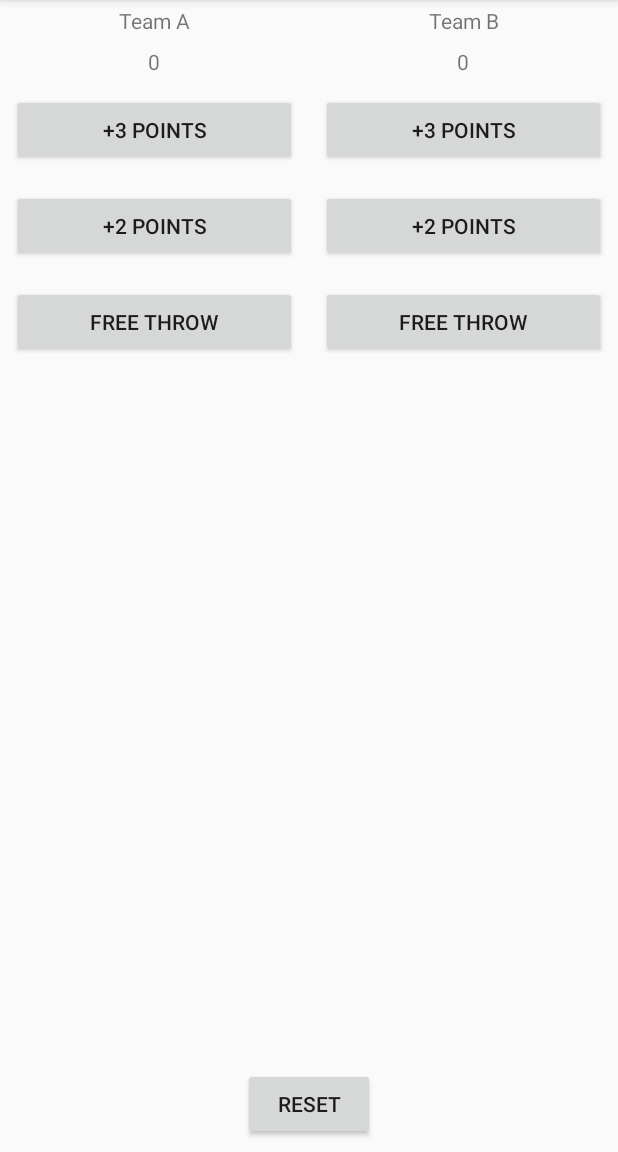
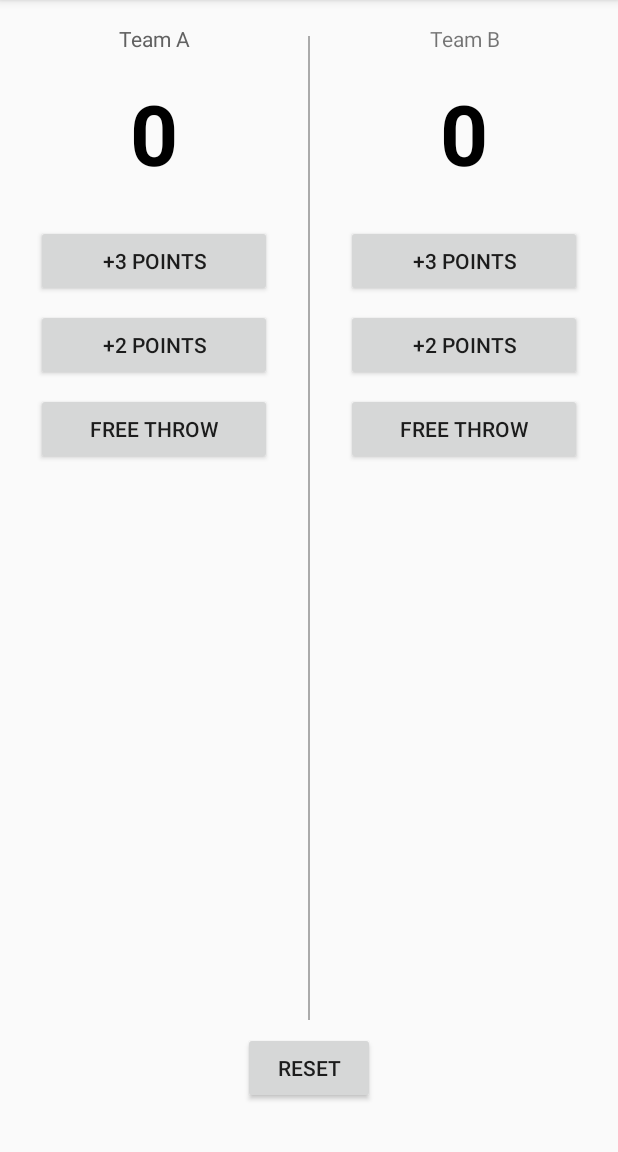
Before and after one commit to HDCS05/CourtCounter, an Android app: the screen it shows after launch (MainActivity), on a phone screen of 412 x 824 dp, the part 84-1236 px from its top. Run offline under Robolectric (Android 15) with nearby library versions, the phone set to English and light mode, and no system bars.

Commit message:
Finished styling, app is done

```diff
--- a/app/src/main/res/layout/activity_main.xml
+++ b/app/src/main/res/layout/activity_main.xml
@@ -8,7 +8,8 @@
     <LinearLayout
         android:layout_width="match_parent"
         android:layout_height="match_parent"
-        android:layout_weight="1">
+        android:layout_weight="1"
+        android:layout_marginTop="16dp">
 
         <LinearLayout
             android:layout_width="0dp"
@@ -20,40 +21,58 @@
             <TextView
                 android:layout_width="match_parent"
                 android:layout_height="wrap_content"
+                android:fontFamily="sans-serif"
                 android:gravity="center"
-                android:padding="4dp"
-                android:text="Team A" />
+                android:text="Team A"
+                android:textColor="#616161"
+                android:textSize="14sp" />
 
             <TextView
                 android:id="@+id/team_a_score"
                 android:layout_width="match_parent"
                 android:layout_height="wrap_content"
+                android:fontFamily="sans-serif"
+                android:layout_marginTop="16dp"
+                android:layout_marginBottom="24dp"
                 android:gravity="center"
-                android:padding="4dp"
-                android:text="0" />
+                android:text="0"
+                android:textColor="#000000"
+                android:textSize="56sp"
+                android:textStyle="bold" />
 
             <Button
                 android:layout_width="match_parent"
                 android:layout_height="wrap_content"
-                android:layout_margin="8dp"
+                android:layout_marginLeft="24dp"
+                android:layout_marginRight="24dp"
+                android:layout_marginBottom="8dp"
                 android:onClick="addThreeForTeamA"
                 android:text="+3 Points" />
 
             <Button
                 android:layout_width="match_parent"
                 android:layout_height="wrap_content"
-                android:layout_margin="8dp"
+                android:layout_marginLeft="24dp"
+                android:layout_marginRight="24dp"
+                android:layout_marginBottom="8dp"
                 android:onClick="addTwoForTeamA"
                 android:text="+2 Points" />
 
             <Button
                 android:layout_width="match_parent"
                 android:layout_height="wrap_content"
-                android:layout_margin="8dp"
+                android:layout_marginLeft="24dp"
+                android:layout_marginRight="24dp"
                 android:onClick="addOneForTeamA"
                 android:text="Free throw" />
 
         </LinearLayout>
+
+        <View
+            android:layout_width="1dp"
+            android:layout_height="match_parent"
+            android:layout_marginTop="8dp"
+            android:background="@android:color/darker_gray"/>
 
         <LinearLayout
             android:layout_width="0dp"
@@ -65,36 +84,47 @@
             <TextView
                 android:layout_width="match_parent"
                 android:layout_height="wrap_content"
+                android:fontFamily="sans-serif"
                 android:gravity="center"
-                android:padding="4dp"
-                android:text="Team B" />
+                android:text="Team B"
+                android:textSize="14sp" />
 
             <TextView
                 android:id="@+id/team_b_score"
                 android:layout_width="match_parent"
                 android:layout_height="wrap_content"
+                android:fontFamily="sans-serif"
                 android:gravity="center"
-                android:padding="4dp"
-                android:text="0" />
+                android:layout_marginTop="16dp"
+                android:layout_marginBottom="24dp"
+                android:text="0"
+                android:textColor="#000000"
+                android:textSize="56sp"
+                android:textStyle="bold" />
 
             <Button
                 android:layout_width="match_parent"
                 android:layout_height="wrap_content"
-                android:layout_margin="8dp"
+                android:layout_marginLeft="24dp"
+                android:layout_marginRight="24dp"
+                android:layout_marginBottom="8dp"
                 android:onClick="addThreeForTeamB"
                 android:text="+3 Points" />
 
             <Button
                 android:layout_width="match_parent"
                 android:layout_height="wrap_content"
-                android:layout_margin="8dp"
+                android:layout_marginLeft="24dp"
+                android:layout_marginRight="24dp"
+                android:layout_marginBottom="8dp"
                 android:onClick="addTwoForTeamB"
                 android:text="+2 Points" />
 
             <Button
                 android:layout_width="match_parent"
                 android:layout_height="wrap_content"
-                android:layout_margin="8dp"
+                android:layout_marginLeft="24dp"
+                android:layout_marginRight="24dp"
                 android:onClick="addOneForTeamB"
                 android:text="Free throw" />
 
@@ -106,7 +136,8 @@
         android:layout_gravity="center_horizontal"
         android:layout_width="wrap_content"
         android:layout_height="wrap_content"
-        android:layout_margin="8dp"
+        android:layout_marginTop="8dp"
+        android:layout_marginBottom="32dp"
         android:onClick="resetButton"
         android:text="Reset" />
 
```
